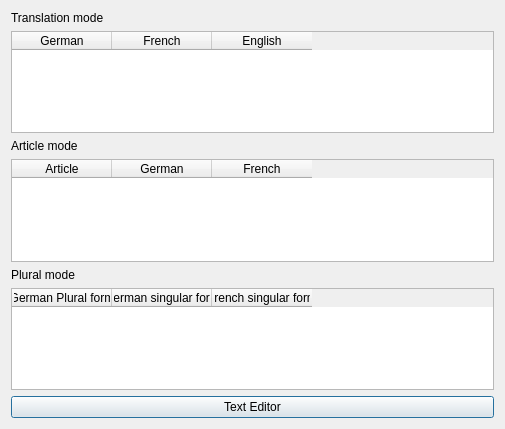
This is guessedword.ui in dalmagathe/Vokabellernen as Qt 5 draws it before an edit. The edited form follows.
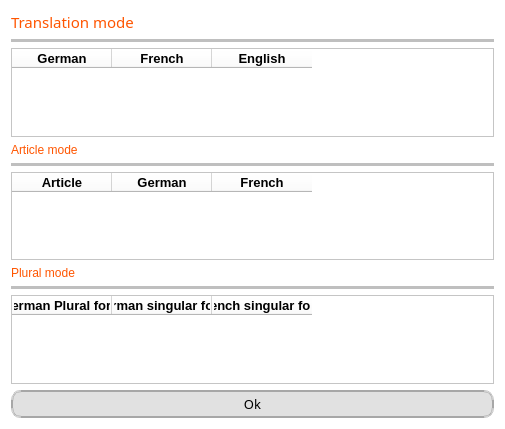
This is the edited form.

Commit message: Addition of an information message if the backup file has been created. Creation of more beautiful UI.

Patch:
```diff
--- a/guessedword.ui
+++ b/guessedword.ui
@@ -11,19 +11,45 @@
    </rect>
   </property>
   <property name="windowTitle">
-   <string>Dialog</string>
+   <string>List of guessed words</string>
+  </property>
+  <property name="styleSheet">
+   <string notr="true">background-color: rgb(255, 255, 255);</string>
   </property>
   <layout class="QVBoxLayout" name="verticalLayout">
    <item>
     <widget class="QLabel" name="label">
+     <property name="font">
+      <font>
+       <family>Arial Black</family>
+       <pointsize>11</pointsize>
+       <weight>10</weight>
+       <italic>false</italic>
+       <bold>false</bold>
+      </font>
+     </property>
      <property name="styleSheet">
-      <string notr="true">font: 87 11pt &quot;Arial Black&quot;;</string>
+      <string notr="true">font: 87 11pt &quot;Arial Black&quot;;
+color: rgb(255, 85, 0);
+border-bottom-color: rgb(0, 0, 0);</string>
      </property>
      <property name="text">
       <string>Translation mode</string>
      </property>
     </widget>
    </item>
+   <item>
+    <widget class="Line" name="line_3">
+     <property name="styleSheet">
+      <string notr="true">border-style: normal;
+border-width: 1px;
+background-color:rgb(191, 191, 191);</string>
+     </property>
+     <property name="orientation">
+      <enum>Qt::Horizontal</enum>
+     </property>
+    </widget>
+   </item>
    <item>
     <widget class="QTableWidget" name="tableWidget">
      <property name="styleSheet">
@@ -39,29 +65,68 @@
       <property name="text">
        <string>German</string>
       </property>
+      <property name="font">
+       <font>
+        <family>Arial</family>
+        <pointsize>10</pointsize>
+        <weight>75</weight>
+        <bold>true</bold>
+       </font>
+      </property>
      </column>
      <column>
       <property name="text">
        <string>French</string>
       </property>
+      <property name="font">
+       <font>
+        <family>Arial</family>
+        <pointsize>10</pointsize>
+        <weight>75</weight>
+        <bold>true</bold>
+       </font>
+      </property>
      </column>
      <column>
       <property name="text">
        <string>English</string>
       </property>
+      <property name="font">
+       <font>
+        <family>Arial</family>
+        <pointsize>10</pointsize>
+        <weight>75</weight>
+        <bold>true</bold>
+       </font>
+      </property>
      </column>
     </widget>
    </item>
    <item>
     <widget class="QLabel" name="label_2">
      <property name="styleSheet">
-      <string notr="true">font: 87 11pt &quot;Arial Black&quot;;</string>
+      <string notr="true">font: 87 11pt &quot;Arial Black&quot;;
+color: rgb(255, 85, 0);</string>
      </property>
      <property name="text">
       <string>Article mode</string>
      </property>
     </widget>
    </item>
+   <item>
+    <widget class="Line" name="line">
+     <property name="styleSheet">
+      <string notr="true">border-style: normal;
+border-width: 1px;
+background-color:rgb(191, 191, 191);
+
+</string>
+     </property>
+     <property name="orientation">
+      <enum>Qt::Horizontal</enum>
+     </property>
+    </widget>
+   </item>
    <item>
     <widget class="QTableWidget" name="tableWidget_2">
      <property name="styleSheet">
@@ -77,29 +142,66 @@
       <property name="text">
        <string>Article</string>
       </property>
+      <property name="font">
+       <font>
+        <family>Arial</family>
+        <pointsize>10</pointsize>
+        <weight>75</weight>
+        <bold>true</bold>
+       </font>
+      </property>
      </column>
      <column>
       <property name="text">
        <string>German</string>
       </property>
+      <property name="font">
+       <font>
+        <family>Arial</family>
+        <pointsize>10</pointsize>
+        <weight>75</weight>
+        <bold>true</bold>
+       </font>
+      </property>
      </column>
      <column>
       <property name="text">
        <string>French</string>
       </property>
+      <property name="font">
+       <font>
+        <family>Arial</family>
+        <pointsize>10</pointsize>
+        <weight>75</weight>
+        <bold>true</bold>
+       </font>
+      </property>
      </column>
     </widget>
    </item>
    <item>
     <widget class="QLabel" name="label_3">
      <property name="styleSheet">
-      <string notr="true">font: 87 11pt &quot;Arial Black&quot;;</string>
+      <string notr="true">font: 87 11pt &quot;Arial Black&quot;;
+color: rgb(255, 85, 0);</string>
      </property>
      <property name="text">
       <string>Plural mode</string>
      </property>
     </widget>
    </item>
+   <item>
+    <widget class="Line" name="line_2">
+     <property name="styleSheet">
+      <string notr="true">border-style: normal;
+border-width: 1px;
+background-color:rgb(191, 191, 191);</string>
+     </property>
+     <property name="orientation">
+      <enum>Qt::Horizontal</enum>
+     </property>
+    </widget>
+   </item>
    <item>
     <widget class="QTableWidget" name="tableWidget_3">
      <property name="styleSheet">
@@ -115,23 +217,69 @@
       <property name="text">
        <string>German Plural form</string>
       </property>
+      <property name="font">
+       <font>
+        <family>Arial</family>
+        <pointsize>10</pointsize>
+        <weight>75</weight>
+        <bold>true</bold>
+       </font>
+      </property>
      </column>
      <column>
       <property name="text">
        <string>German singular form</string>
       </property>
+      <property name="font">
+       <font>
+        <family>Arial</family>
+        <pointsize>10</pointsize>
+        <weight>75</weight>
+        <bold>true</bold>
+       </font>
+      </property>
      </column>
      <column>
       <property name="text">
        <string>French singular form</string>
       </property>
+      <property name="font">
+       <font>
+        <family>Arial</family>
+        <pointsize>10</pointsize>
+        <weight>75</weight>
+        <bold>true</bold>
+       </font>
+      </property>
      </column>
     </widget>
    </item>
    <item>
     <widget class="QPushButton" name="textEditorBtn">
+     <property name="font">
+      <font>
+       <family>Arial Black</family>
+       <pointsize>10</pointsize>
+      </font>
+     </property>
+     <property name="styleSheet">
+      <string notr="true">QPushButton {
+	background-color:rgb(225, 225, 225);
+	border-style: double;
+    border-width: 2px;
+    border-radius: 10px;
+    border-color: rgb(167, 167, 167);
+    padding: 3px;
+}
+
+QPushButton:hover
+{
+	border: 2px solid rgb(255, 85, 0);
+	background-color:rgb(255, 85, 0);
+}</string>
+     </property>
      <property name="text">
-      <string>Text Editor</string>
+      <string>Ok</string>
      </property>
     </widget>
    </item>
```
The commit also changes 3 other files.
